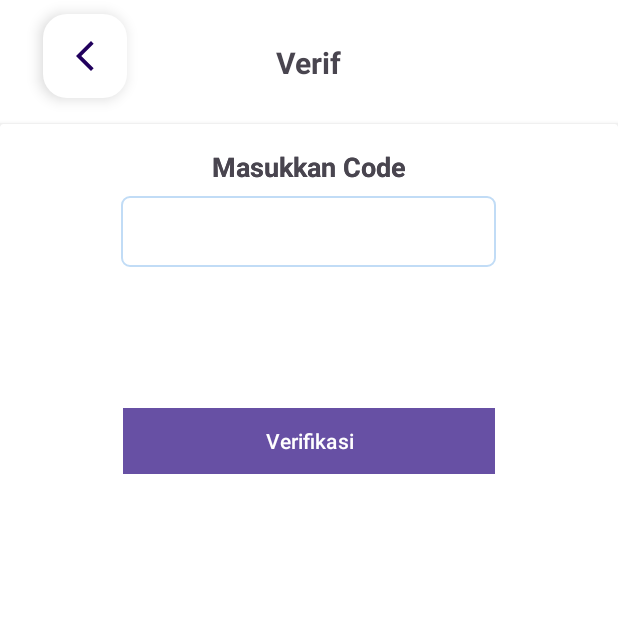
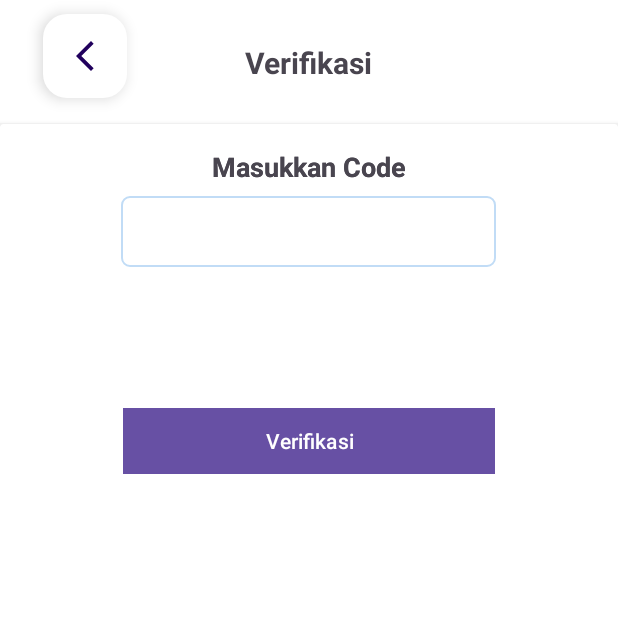
Before and after one commit to Akhdiiyat/Roufish, an Android app: the lupapwd_code screen opened directly, with no data from a screen before it, on a phone screen of 412 x 824 dp, the top half of it. Run offline under Robolectric (Android 15) with nearby library versions, the phone set to English and light mode, and no system bars.

Commit message:
penambahan UI lupa password code

```diff
--- a/app/src/main/res/layout/activity_lupapwd_code.xml
+++ b/app/src/main/res/layout/activity_lupapwd_code.xml
@@ -12,7 +12,7 @@
         android:id="@+id/text_verifikasi"
         android:layout_width="wrap_content"
         android:layout_height="wrap_content"
-        android:text="Verif"
+        android:text="Verifikasi"
         android:textSize="20dp"
         android:textStyle="bold"
         app:layout_constraintBottom_toTopOf="@+id/guideline4"
```
